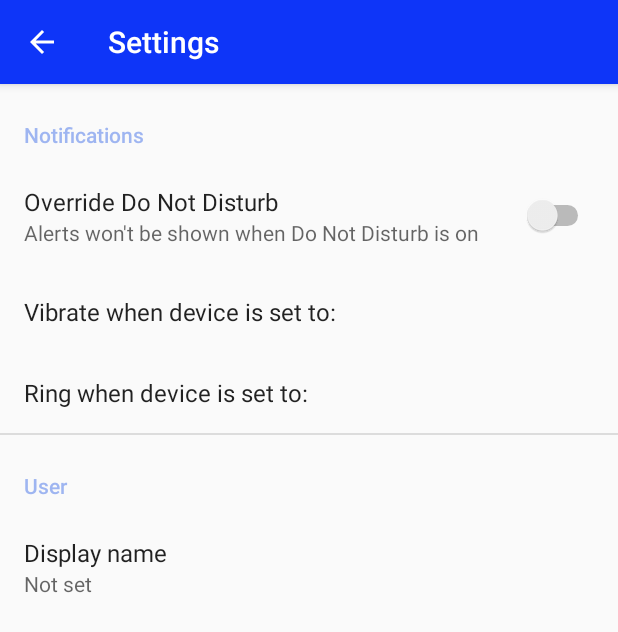
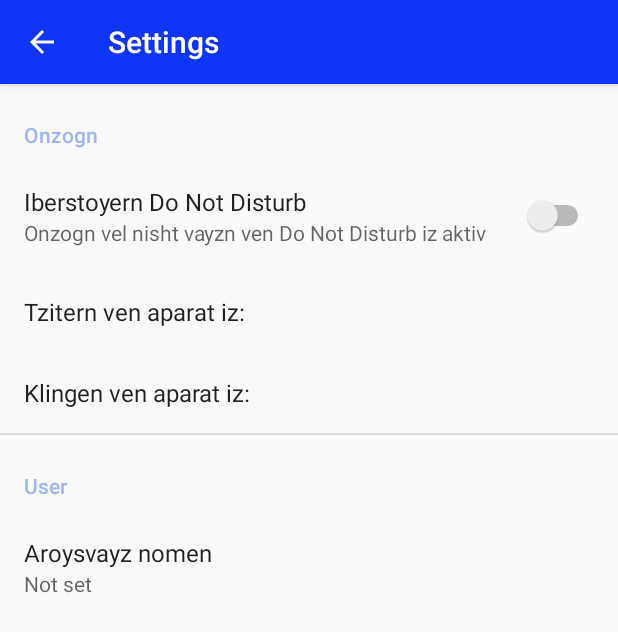
Before and after one commit to deweiner/attention, an Android app: the screen it shows after launch (SettingsActivity), in the options menu, after a tap on "Settings", on a phone screen of 412 x 824 dp. Shown: the top 632 px of the screen. Run offline under Robolectric (Android 15) with nearby library versions, the phone set to English and light mode, and no system bars; our stand-ins replace androidx.preference.

Commit message:
Update strings.xml
Translated to really really bad latin-alphabet Yiddish

```diff
--- a/app/src/main/res/values/strings.xml
+++ b/app/src/main/res/values/strings.xml
@@ -1,53 +1,53 @@
 <resources>
-    <string name="app_name">Attention!</string>
+    <string name="app_name">Akhtung!</string>
     <string name="action_settings">Settings</string>
     <!-- Strings used for fragments for navigation -->
-    <string name="next">Next</string>
-    <string name="previous">Previous</string>
+    <string name="next">Vayter</string>
+    <string name="previous">Tzurik</string>
 
-    <string name="name_dialog_title">Please enter your name</string>
-    <string name="name">Full name</string>
-    <string name="no_name">Please enter a name</string>
-    <string name="manual_input">Enter code manually</string>
-    <string name="confirm_alert">Send notification?</string>
-    <string name="add_message">Add message</string>
-    <string name="message_hint">Enter message…</string>
-    <string name="describe_QR">QR code for another user to add you</string>
-    <string name="invalid_id">You did not enter a valid ID</string>
-    <string name="no_id">Please enter or scan an ID</string>
-    <string name="scan_new">Please scan a new code</string>
-    <string name="no_camera">No camera detected</string>
-    <string name="alert_sent">Successfully sent alert</string>
-    <string name="general_error">Error: Could not send alert</string>
-    <string name="user_registered">Your account has been registered!</string>
-    <string name="default_message">%s wants your attention!</string>
-    <string name="message_prefix">%s says: %s</string>
+    <string name="name_dialog_title">Bite ingebt zayer nomen</string>
+    <string name="name">Gantze nomen</string>
+    <string name="no_name">Bite ingebt a nomen</string>
+    <string name="manual_input">Ingebt a numer manuel</string>
+    <string name="confirm_alert">Shikt onzog?</string>
+    <string name="add_message">Leygt onzog</string>
+    <string name="message_hint">Leygt onzog…</string>
+    <string name="describe_QR">QR kod far an andere nitznik tzu farbindn ir mit</string>
+    <string name="invalid_id">Ir hot nisht ingegebn a gut numer</string>
+    <string name="no_id">Bite ingebt oder skant a QR ID</string>
+    <string name="scan_new">Bite skant a naye kod</string>
+    <string name="no_camera">Nisht keyn fotoaparat detektirn</string>
+    <string name="alert_sent">Onzog hatzlochedik geshikt</string>
+    <string name="general_error">Grayz: Onzog ken nisht shikn</string>
+    <string name="user_registered">Zayer registratziye iz gut!</string>
+    <string name="default_message">%s veln zayer ufmerkzamkayt!</string>
+    <string name="message_prefix">%s zogt: %s</string>
 
-    <string name="confirm_delete_title">Delete friend</string>
-    <string name="confirm_delete_message">Are you sure you want to remove %s from your friends?</string>
-    <string name="yes">Yes</string>
+    <string name="confirm_delete_title">Oysmekn chaver</string>
+    <string name="confirm_delete_message">Zent ir zikher vos ir veln tzu oysmekn %s fun zayer chaverim?</string>
+    <string name="yes">Ya</string>
 
-    <string name="delete">Delete</string>
-    <string name="rename">Change name</string>
-    <string name="new_name">Enter new name</string>
+    <string name="delete">Oysmekn</string>
+    <string name="rename">Redagirn nomen</string>
+    <string name="new_name">Ingebn naye nomen</string>
 
 
-    <string name="permissions_needed">Permission required to scan</string>
-    <string name="permission_details">Grant camera permission to scan your friend\'s QR code. You can also enter their user ID manually, if you prefer</string>
-    <string name="channel_name">Missed alerts</string>
-    <string name="channel_description">Notifies you when you missed an alert</string>
-    <string name="notification_title">Missed alert from %s</string>
-    <string name="alert_notification_title">Alert from %s</string>
-    <string name="alert_channel_name">Alerts</string>
-    <string name="alert_channel_description">Notifies you of new alerts</string>
+    <string name="permissions_needed">Reshuth darfn far tzu skan</string>
+    <string name="permission_details">Gebt fotoaparat reshuth far tzu skan zayer khaver\'s QR kod. Ir kent oykh ingebn zayer ID manuel, vayl ir veln</string>
+    <string name="channel_name">Onzogn ir hot nisht gezen</string>
+    <string name="channel_description">Onzogn ir ven ir hot nisht gezen an onzog</string>
+    <string name="notification_title">Nisht-gezen onzog fun %s</string>
+    <string name="alert_notification_title">Onzog fun %s</string>
+    <string name="alert_channel_name">Onzogen</string>
+    <string name="alert_channel_description">Onzogn ir af naye onzogn</string>
 
 
-    <string name="allow">Allow</string>
-    <string name="deny">Deny</string>
-    <string name="draw_title">Draw overlays</string>
-    <string name="draw_message">Allow Attention! to draw overlays? This enables showing alerts while your device is in use</string>
-    <string name="open_settings">Open settings</string>
-    <string name="do_not_ask_again">Do not ask again</string>
+    <string name="allow">Lozn</string>
+    <string name="deny">Leykenen</string>
+    <string name="draw_title">Vayzn iberlign</string>
+    <string name="draw_message">Lozn Akhtung! tzu vayzn iberlign? Das lozn vayzning fun onzogn ven zayer aparat iz geveynt</string>
+    <string name="open_settings">Efn settings</string>
+    <string name="do_not_ask_again">Zogt nisht keyn mol mer</string>
 
     <string name="msg_token_fmt" translatable="false">Generated token: %s</string>
     <string name="log_msg_sent" translatable="false">Message %s successfully sent</string>
@@ -55,25 +55,25 @@
     <string name="log_send_error" translatable="false">Error sending message (Id: %s) with error %s</string>
     <string name="log_sending_msg" translatable="false">Sending message to server</string>
 
-    <string name="no_play_services">No Google Play Services were found on your device</string>
+    <string name="no_play_services">Nisht keyn Google Play Services iz gezen af zayer aparat</string>
     <string name="title_activity_settings">Settings</string>
 
     <!-- Preference Titles -->
-    <string name="notifications_title">Notifications</string>
+    <string name="notifications_title">Onzogn</string>
     <string name="user_title">User</string>
 
     <!-- Notification Preferences -->
-    <string name="override_dnd">Override Do Not Disturb</string>
-    <string name="override_summary_off">Alerts won\'t be shown when Do Not Disturb is on</string>
-    <string name="override_summary_on">Alerts will be shown even when Do Not Disturb is on</string>
-    <string name="vibrate_preference">Vibrate when device is set to:</string>
-    <string name="ring_preference">Ring when device is set to:</string>
-    <string name="silent">Silent</string>
-    <string name="vibrate">Vibrate</string>
-    <string name="ring">Ring</string>
+    <string name="override_dnd">Iberstoyern Do Not Disturb</string>
+    <string name="override_summary_off">Onzogn vel nisht vayzn ven Do Not Disturb iz aktiv</string>
+    <string name="override_summary_on">Onzogn vel vayzn ven Do Not Disturb iz aktiv</string>
+    <string name="vibrate_preference">Tzitern ven aparat iz:</string>
+    <string name="ring_preference">Klingen ven aparat iz:</string>
+    <string name="silent">Shtil</string>
+    <string name="vibrate">Tzitern</string>
+    <string name="ring">Klingen</string>
 
     <!-- User Preferences -->
-    <string name="display_name">Display name</string>
+    <string name="display_name">Aroysvayz nomen</string>
 
     <!-- Preference Keys -->
     <string name="name_key" translatable="false">com.aracroproducts.attention.key.preferred_name</string>
```
